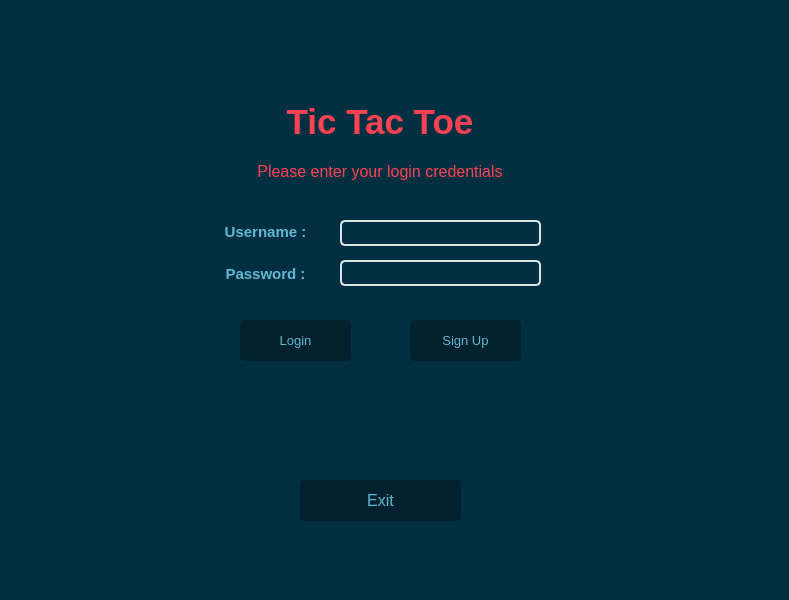
Old version of the form mainwindow.ui in the repository mo2menwael/Advanced-Tic-Tac-Toe.
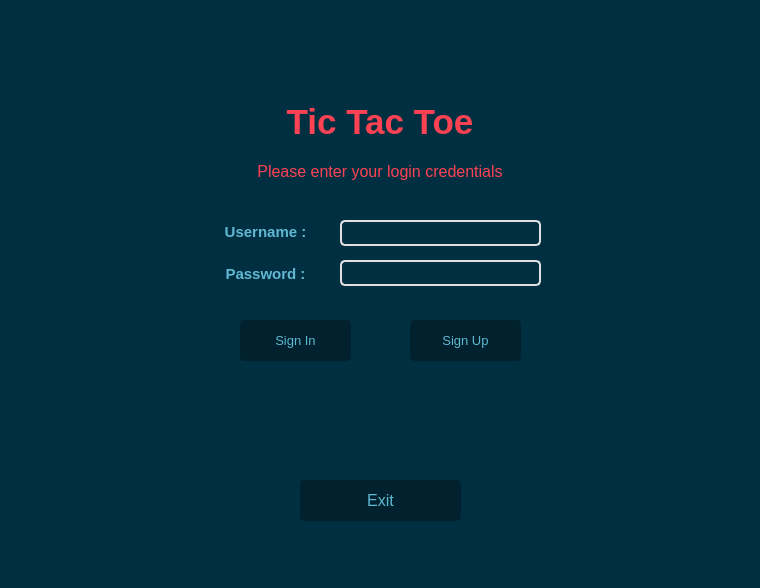
New version of the form.

Patch:
```diff
--- a/mainwindow.ui
+++ b/mainwindow.ui
@@ -6,8 +6,8 @@
    <rect>
     <x>0</x>
     <y>0</y>
-    <width>789</width>
-    <height>600</height>
+    <width>760</width>
+    <height>588</height>
    </rect>
   </property>
   <property name="font">
@@ -203,7 +203,7 @@
 }</string>
     </property>
     <property name="text">
-     <string>Login</string>
+     <string>Sign In</string>
     </property>
     <property name="autoDefault">
      <bool>false</bool>
```
Left out of the diff: 2 changed lines with no effect on the pictures.
